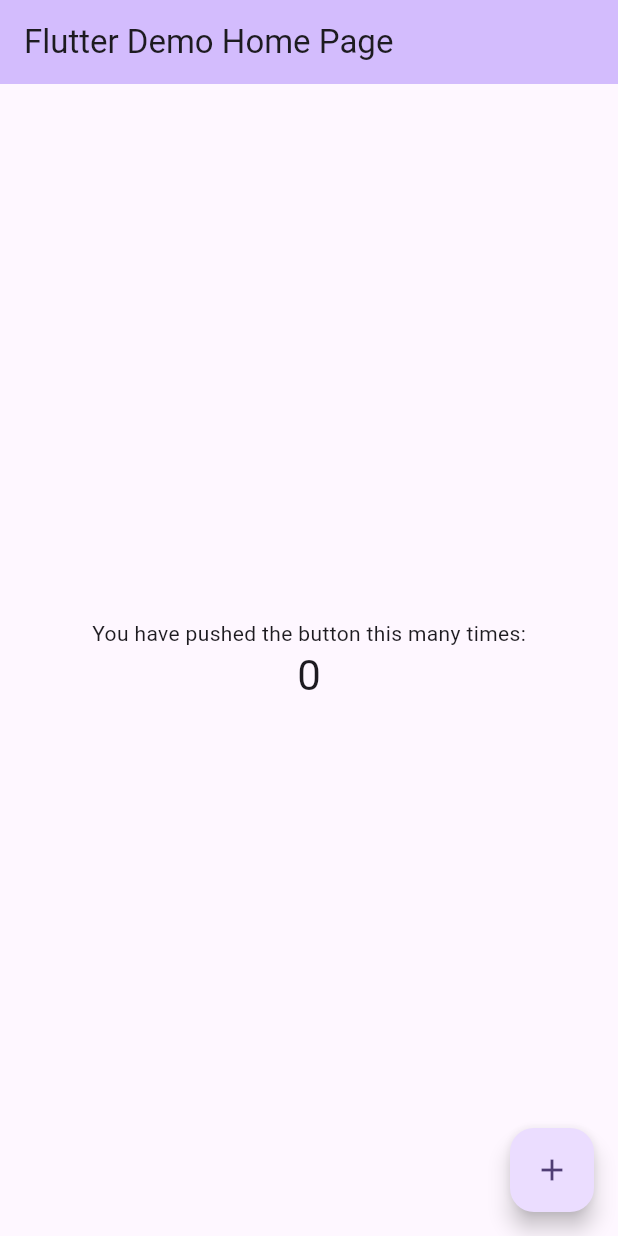
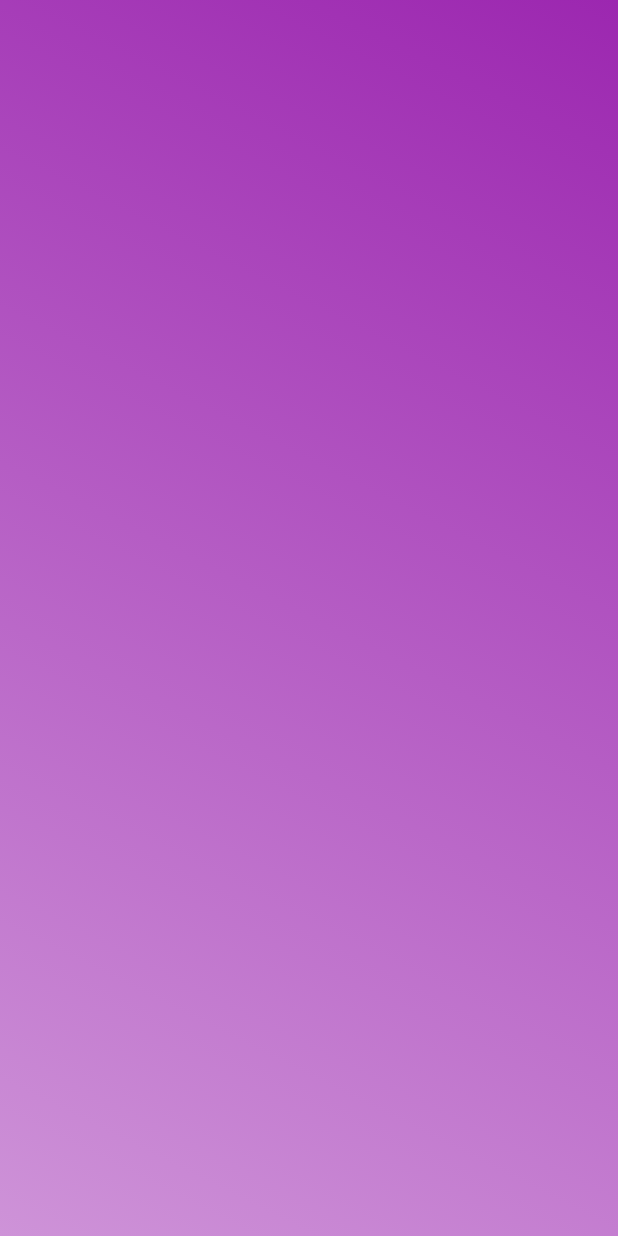
Before and after one commit to shrayash12/DiceRollerAppInFlutter, a Flutter app: the screen it shows after launch, on a phone screen of 412 x 824 dp. Run offline on Flutter 3.47's test engine with Material 3 defaults, Android fonts, the light colour scheme and no system bars.

Commit message:
created purple gradient background and added Dice images to assets folder and mentioned in pubspec.yaml

```diff
--- /dev/null
+++ b/lib/gradient_container.dart
@@ -0,0 +1,25 @@
+import 'package:flutter/material.dart';
+
+class GradientContainer extends StatelessWidget {
+  const GradientContainer({
+    required this.color1,
+    required this.color2,
+    super.key,
+  });
+
+  final Color color1;
+  final Color color2;
+
+  @override
+  build(context) {
+    return Container(
+      decoration: BoxDecoration(
+        gradient: LinearGradient(
+          colors: [color1, color2],
+          begin: Alignment.topRight,
+          end: Alignment.bottomLeft,
+        ),
+      ),
+    );
+  }
+}
--- a/lib/main.dart
+++ b/lib/main.dart
@@ -1,122 +1,15 @@
+import 'package:dice_roller_app/gradient_container.dart';
 import 'package:flutter/material.dart';
 
 void main() {
-  runApp(const MyApp());
-}
-
-class MyApp extends StatelessWidget {
-  const MyApp({super.key});
-
-  // This widget is the root of your application.
-  @override
-  Widget build(BuildContext context) {
-    return MaterialApp(
-      title: 'Flutter Demo',
-      theme: ThemeData(
-        // This is the theme of your application.
-        //
-        // TRY THIS: Try running your application with "flutter run". You'll see
-        // the application has a purple toolbar. Then, without quitting the app,
-        // try changing the seedColor in the colorScheme below to Colors.green
-        // and then invoke "hot reload" (save your changes or press the "hot
-        // reload" button in a Flutter-supported IDE, or press "r" if you used
-        // the command line to start the app).
-        //
-        // Notice that the counter didn't reset back to zero; the application
-        // state is not lost during the reload. To reset the state, use hot
-        // restart instead.
-        //
-        // This works for code too, not just values: Most code changes can be
-        // tested with just a hot reload.
-        colorScheme: ColorScheme.fromSeed(seedColor: Colors.deepPurple),
-      ),
-      home: const MyHomePage(title: 'Flutter Demo Home Page'),
-    );
-  }
-}
-
-class MyHomePage extends StatefulWidget {
-  const MyHomePage({super.key, required this.title});
-
-  // This widget is the home page of your application. It is stateful, meaning
-  // that it has a State object (defined below) that contains fields that affect
-  // how it looks.
-
-  // This class is the configuration for the state. It holds the values (in this
-  // case the title) provided by the parent (in this case the App widget) and
-  // used by the build method of the State. Fields in a Widget subclass are
-  // always marked "final".
-
-  final String title;
-
-  @override
-  State<MyHomePage> createState() => _MyHomePageState();
-}
-
-class _MyHomePageState extends State<MyHomePage> {
-  int _counter = 0;
-
-  void _incrementCounter() {
-    setState(() {
-      // This call to setState tells the Flutter framework that something has
-      // changed in this State, which causes it to rerun the build method below
-      // so that the display can reflect the updated values. If we changed
-      // _counter without calling setState(), then the build method would not be
-      // called again, and so nothing would appear to happen.
-      _counter++;
-    });
-  }
-
-  @override
-  Widget build(BuildContext context) {
-    // This method is rerun every time setState is called, for instance as done
-    // by the _incrementCounter method above.
-    //
-    // The Flutter framework has been optimized to make rerunning build methods
-    // fast, so that you can just rebuild anything that needs updating rather
-    // than having to individually change instances of widgets.
-    return Scaffold(
-      appBar: AppBar(
-        // TRY THIS: Try changing the color here to a specific color (to
-        // Colors.amber, perhaps?) and trigger a hot reload to see the AppBar
-        // change color while the other colors stay the same.
-        backgroundColor: Theme.of(context).colorScheme.inversePrimary,
-        // Here we take the value from the MyHomePage object that was created by
-        // the App.build method, and use it to set our appbar title.
-        title: Text(widget.title),
-      ),
-      body: Center(
-        // Center is a layout widget. It takes a single child and positions it
-        // in the middle of the parent.
-        child: Column(
-          // Column is also a layout widget. It takes a list of children and
-          // arranges them vertically. By default, it sizes itself to fit its
-          // children horizontally, and tries to be as tall as its parent.
-          //
-          // Column has various properties to control how it sizes itself and
-          // how it positions its children. Here we use mainAxisAlignment to
-          // center the children vertically; the main axis here is the vertical
-          // axis because Columns are vertical (the cross axis would be
-          // horizontal).
-          //
-          // TRY THIS: Invoke "debug painting" (choose the "Toggle Debug Paint"
-          // action in the IDE, or press "p" in the console), to see the
-          // wireframe for each widget.
-          mainAxisAlignment: MainAxisAlignment.center,
-          children: <Widget>[
-            const Text('You have pushed the button this many times:'),
-            Text(
-              '$_counter',
-              style: Theme.of(context).textTheme.headlineMedium,
-            ),
-          ],
+  runApp(
+    MaterialApp(
+      home: Scaffold(
+        body: GradientContainer(
+          color1: Colors.purple,
+          color2: Colors.purple.shade200,
         ),
       ),
-      floatingActionButton: FloatingActionButton(
-        onPressed: _incrementCounter,
-        tooltip: 'Increment',
-        child: const Icon(Icons.add),
-      ), // This trailing comma makes auto-formatting nicer for build methods.
-    );
-  }
+    ),
+  );
 }
```
Also changed, not shown: pubspec.yaml (+7 -3 lines), assets/images/dice1.png (added), assets/images/dice2.png (added), assets/images/dice3.png (added), assets/images/dice4.png (added), assets/images/dice5.png (added), assets/images/dice6.png (added), 1 other file.
